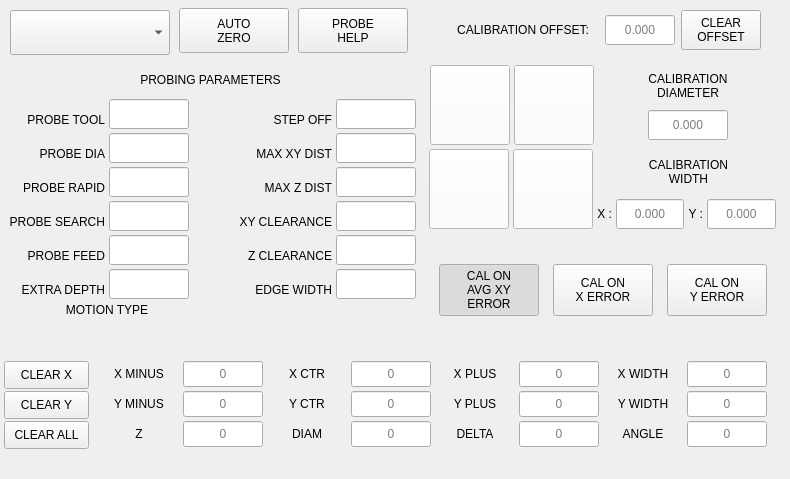
First picture: the form in share/qtvcp/widgets_ui/basic_probe.ui, repository SebKuzminsky/linuxcnc-gbp, before the edit.
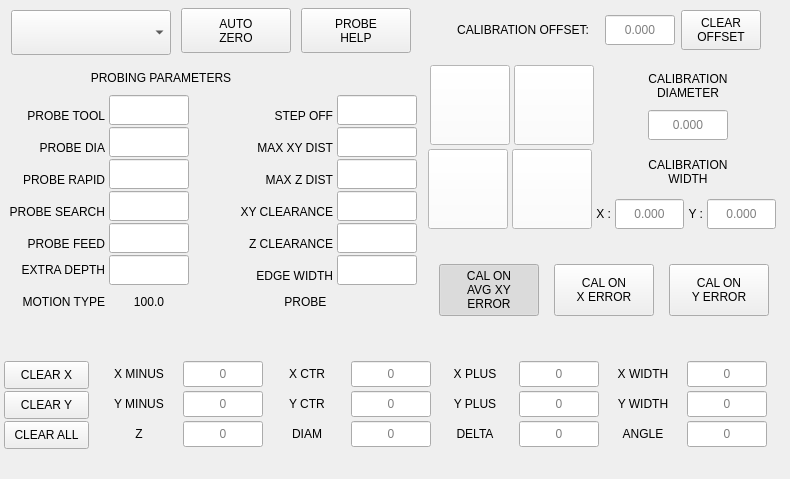
Second picture: the form after the edit. The open tabs and pages were chosen to show the change. Icons and pictures are not drawn. Custom widgets are drawn as their Qt base class.

The edit to the form file:
```diff
--- a/share/qtvcp/widgets_ui/basic_probe.ui
+++ b/share/qtvcp/widgets_ui/basic_probe.ui
@@ -99,7 +99,7 @@
            </property>
            <layout class="QVBoxLayout" name="verticalLayout_38">
             <property name="spacing">
-             <number>4</number>
+             <number>2</number>
             </property>
             <property name="leftMargin">
              <number>4</number>
@@ -231,7 +231,7 @@
             <item>
              <layout class="QHBoxLayout" name="horizontalLayout_33">
               <property name="spacing">
-               <number>4</number>
+               <number>0</number>
               </property>
               <property name="topMargin">
                <number>0</number>
@@ -267,6 +267,28 @@
                 </property>
                </widget>
               </item>
+              <item>
+               <widget class="StateLabel" name="statelabel_machineUnits">
+                <property name="minimumSize">
+                 <size>
+                  <width>100</width>
+                  <height>0</height>
+                 </size>
+                </property>
+                <property name="alignment">
+                 <set>Qt::AlignCenter</set>
+                </property>
+                <property name="machine_is_metric_status" stdset="0">
+                 <bool>true</bool>
+                </property>
+                <property name="true_textTemplate" stdset="0">
+                 <string>UNITS: MM</string>
+                </property>
+                <property name="false_textTemplate" stdset="0">
+                 <string>UNITS: INCH</string>
+                </property>
+               </widget>
+              </item>
              </layout>
             </item>
             <item>
@@ -666,7 +688,7 @@
                </widget>
               </item>
               <item>
-               <widget class="QLineEdit" name="lineEdit_max_z">
+               <widget class="QLineEdit" name="lineEdit_max_z_travel">
                 <property name="sizePolicy">
                  <sizepolicy hsizetype="Expanding" vsizetype="Expanding">
                   <horstretch>0</horstretch>
@@ -981,7 +1003,7 @@
              </layout>
             </item>
             <item>
-             <layout class="QHBoxLayout" name="horizontalLayout_2">
+             <layout class="QHBoxLayout" name="horizontalLayout_2" stretch="0,0,0,0,0">
               <property name="spacing">
                <number>4</number>
               </property>
@@ -991,7 +1013,7 @@
               <item>
                <widget class="QLabel" name="label_63">
                 <property name="sizePolicy">
-                 <sizepolicy hsizetype="Preferred" vsizetype="Expanding">
+                 <sizepolicy hsizetype="Expanding" vsizetype="Expanding">
                   <horstretch>0</horstretch>
                   <verstretch>0</verstretch>
                  </sizepolicy>
@@ -1005,7 +1027,7 @@
                 <property name="maximumSize">
                  <size>
                   <width>100</width>
-                  <height>15</height>
+                  <height>35</height>
                  </size>
                 </property>
                 <property name="text">
@@ -1019,7 +1041,7 @@
               <item>
                <widget class="QLineEdit" name="lineEdit_extra_depth">
                 <property name="sizePolicy">
-                 <sizepolicy hsizetype="Fixed" vsizetype="Expanding">
+                 <sizepolicy hsizetype="Expanding" vsizetype="Expanding">
                   <horstretch>0</horstretch>
                   <verstretch>0</verstretch>
                  </sizepolicy>
@@ -1091,7 +1113,7 @@
               <item>
                <widget class="QLineEdit" name="lineEdit_side_edge_length">
                 <property name="sizePolicy">
-                 <sizepolicy hsizetype="Fixed" vsizetype="Expanding">
+                 <sizepolicy hsizetype="Expanding" vsizetype="Expanding">
                   <horstretch>0</horstretch>
                   <verstretch>0</verstretch>
                  </sizepolicy>
@@ -1123,20 +1145,59 @@
             </item>
             <item>
              <layout class="QHBoxLayout" name="horizontalLayout_4">
+              <property name="spacing">
+               <number>4</number>
+              </property>
               <item>
                <widget class="QLabel" name="label_10">
+                <property name="sizePolicy">
+                 <sizepolicy hsizetype="Expanding" vsizetype="Expanding">
+                  <horstretch>0</horstretch>
+                  <verstretch>0</verstretch>
+                 </sizepolicy>
+                </property>
+                <property name="minimumSize">
+                 <size>
+                  <width>100</width>
+                  <height>28</height>
+                 </size>
+                </property>
+                <property name="maximumSize">
+                 <size>
+                  <width>100</width>
+                  <height>35</height>
+                 </size>
+                </property>
                 <property name="text">
                  <string>MOTION TYPE</string>
                 </property>
                 <property name="alignment">
-                 <set>Qt::AlignCenter</set>
+                 <set>Qt::AlignRight|Qt::AlignTrailing|Qt::AlignVCenter</set>
                 </property>
                </widget>
               </item>
               <item>
                <widget class="StatusLabel" name="statuslabel_motiontype">
+                <property name="sizePolicy">
+                 <sizepolicy hsizetype="Expanding" vsizetype="Expanding">
+                  <horstretch>0</horstretch>
+                  <verstretch>0</verstretch>
+                 </sizepolicy>
+                </property>
+                <property name="minimumSize">
+                 <size>
+                  <width>60</width>
+                  <height>28</height>
+                 </size>
+                </property>
+                <property name="maximumSize">
+                 <size>
+                  <width>80</width>
+                  <height>35</height>
+                 </size>
+                </property>
                 <property name="text">
-                 <string/>
+                 <string>100.0</string>
                 </property>
                 <property name="alignment">
                  <set>Qt::AlignCenter</set>
@@ -1156,6 +1217,96 @@
                 <property name="motion_type_status" stdset="0">
                  <bool>true</bool>
                 </property>
+                <property name="motion_type_list" stdset="0">
+                 <stringlist>
+                  <string> </string>
+                  <string>Rapid</string>
+                  <string>Feed</string>
+                  <string>Arc</string>
+                  <string>Tool Change</string>
+                  <string>Probe</string>
+                  <string>Rotaty Index</string>
+                 </stringlist>
+                </property>
+               </widget>
+              </item>
+              <item>
+               <spacer name="horizontalSpacer_21">
+                <property name="orientation">
+                 <enum>Qt::Horizontal</enum>
+                </property>
+                <property name="sizeType">
+                 <enum>QSizePolicy::Preferred</enum>
+                </property>
+                <property name="sizeHint" stdset="0">
+                 <size>
+                  <width>40</width>
+                  <height>20</height>
+                 </size>
+                </property>
+               </spacer>
+              </item>
+              <item>
+               <widget class="QLabel" name="label_9">
+                <property name="sizePolicy">
+                 <sizepolicy hsizetype="Preferred" vsizetype="Expanding">
+                  <horstretch>0</horstretch>
+                  <verstretch>0</verstretch>
+                 </sizepolicy>
+                </property>
+                <property name="minimumSize">
+                 <size>
+                  <width>100</width>
+                  <height>0</height>
+                 </size>
+                </property>
+                <property name="maximumSize">
+                 <size>
+                  <width>100</width>
+                  <height>16777215</height>
+                 </size>
+                </property>
+                <property name="text">
+                 <string>PROBE  </string>
+                </property>
+                <property name="alignment">
+                 <set>Qt::AlignRight|Qt::AlignTrailing|Qt::AlignVCenter</set>
+                </property>
+               </widget>
+              </item>
+              <item>
+               <widget class="StateLED" name="led_probe">
+                <property name="sizePolicy">
+                 <sizepolicy hsizetype="Fixed" vsizetype="Expanding">
+                  <horstretch>0</horstretch>
+                  <verstretch>0</verstretch>
+                 </sizepolicy>
+                </property>
+                <property name="minimumSize">
+                 <size>
+                  <width>60</width>
+                  <height>0</height>
+                 </size>
+                </property>
+                <property name="maximumSize">
+                 <size>
+                  <width>80</width>
+                  <height>16777215</height>
+                 </size>
+                </property>
+                <property name="color">
+                 <color>
+                  <red>0</red>
+                  <green>255</green>
+                  <blue>0</blue>
+                 </color>
+                </property>
+                <property name="follow_halpin_state" stdset="0">
+                 <bool>true</bool>
+                </property>
+                <property name="halpin_name" stdset="0">
+                 <string>motion.probe-input</string>
+                </property>
                </widget>
               </item>
              </layout>
@@ -1181,9 +1332,12 @@
            <property name="orientation">
             <enum>Qt::Horizontal</enum>
            </property>
+           <property name="sizeType">
+            <enum>QSizePolicy::MinimumExpanding</enum>
+           </property>
            <property name="sizeHint" stdset="0">
             <size>
-             <width>10</width>
+             <width>5</width>
              <height>20</height>
             </size>
            </property>
@@ -1216,7 +1370,7 @@
             <enum>QFrame::Plain</enum>
            </property>
            <property name="currentIndex">
-            <number>4</number>
+            <number>5</number>
            </property>
            <widget class="QWidget" name="outside_corners">
             <property name="sizePolicy">
@@ -6135,11 +6289,26 @@
    <extends>IndicatedPushButton</extends>
    <header>qtvcp.widgets.simple_widgets</header>
   </customwidget>
+  <customwidget>
+   <class>LED</class>
+   <extends>QWidget</extends>
+   <header>qtvcp.widgets.led_widget</header>
+  </customwidget>
+  <customwidget>
+   <class>StateLED</class>
+   <extends>LED</extends>
+   <header>qtvcp.widgets.state_led</header>
+  </customwidget>
   <customwidget>
    <class>StatusLabel</class>
    <extends>QLabel</extends>
    <header>qtvcp.widgets.status_label</header>
   </customwidget>
+  <customwidget>
+   <class>StateLabel</class>
+   <extends>QLabel</extends>
+   <header>qtvcp.widgets.state_label</header>
+  </customwidget>
   <customwidget>
    <class>ActionButton</class>
    <extends>IndicatedPushButton</extends>
```
Left out of the diff: 8 changed lines with no effect on the pictures.
